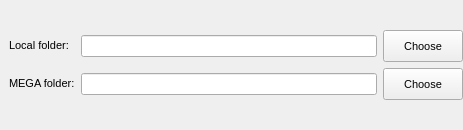
This is src/MEGASync/gui/linux/FolderBinder.ui in meganz/MEGAsync as Qt 5 draws it before an edit. The edited form follows.
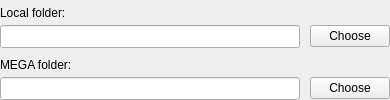
This is the edited form.

Commit message:
Adjust FolderBinder dialog according to new design
For Linux.

```diff
--- a/src/MEGASync/gui/linux/FolderBinder.ui
+++ b/src/MEGASync/gui/linux/FolderBinder.ui
@@ -2,152 +2,23 @@
 <ui version="4.0">
  <class>FolderBinder</class>
  <widget class="QWidget" name="FolderBinder">
-  <property name="geometry">
-   <rect>
-    <x>0</x>
-    <y>0</y>
-    <width>463</width>
-    <height>130</height>
-   </rect>
-  </property>
-  <property name="windowTitle">
-   <string/>
-  </property>
-  <property name="styleSheet">
-   <string notr="true">QWidget
-{
-font-size: 11px;
-}
-
-QCheckBox::indicator {
-     width: 16px;
-     height: 16px;
- }
-
-QRadioButton::indicator {
-     width: 16px;
-     height: 16px;
- }
-
-QScrollBar:horizontal {
-height: 16px;
-}
-
-QPushButton
-{
-    min-height: 24px;
-	height: 24px;
-}
-</string>
-  </property>
-  <layout class="QGridLayout" name="gridLayout">
-   <property name="leftMargin">
-    <number>0</number>
-   </property>
-   <property name="topMargin">
-    <number>0</number>
-   </property>
-   <property name="rightMargin">
-    <number>0</number>
-   </property>
-   <property name="bottomMargin">
-    <number>0</number>
-   </property>
+  <layout class="QVBoxLayout" name="verticalLayout">
    <property name="spacing">
-    <number>0</number>
-   </property>
-   <item row="0" column="0">
-    <widget class="QWidget" name="wAdvancedConfigForm" native="true">
-     <layout class="QFormLayout" name="formLayout">
-      <property name="fieldGrowthPolicy">
-       <enum>QFormLayout::AllNonFixedFieldsGrow</enum>
-      </property>
-      <property name="formAlignment">
-       <set>Qt::AlignLeading|Qt::AlignLeft|Qt::AlignVCenter</set>
-      </property>
-      <property name="horizontalSpacing">
-       <number>6</number>
-      </property>
-      <property name="verticalSpacing">
-       <number>6</number>
+    <number>5</number>
       </property>
       <property name="leftMargin">
-       <number>9</number>
+    <number>0</number>
       </property>
       <property name="topMargin">
-       <number>9</number>
+    <number>0</number>
       </property>
       <property name="rightMargin">
        <number>0</number>
       </property>
       <property name="bottomMargin">
-       <number>9</number>
-      </property>
-      <item row="2" column="0">
-       <widget class="QLabel" name="lMegaFolder">
-        <property name="focusPolicy">
-         <enum>Qt::NoFocus</enum>
-        </property>
-        <property name="text">
-         <string>MEGA folder:</string>
-        </property>
-        <property name="alignment">
-         <set>Qt::AlignBottom|Qt::AlignLeading|Qt::AlignLeft</set>
-        </property>
-       </widget>
-      </item>
-      <item row="2" column="1">
-       <layout class="QHBoxLayout" name="hLocalFolder">
+    <number>0</number>
+   </property>
         <item>
-         <widget class="QLineEdit" name="eMegaFolder">
-          <property name="enabled">
-           <bool>true</bool>
-          </property>
-          <property name="accessibleName">
-           <string>MEGA folder:</string>
-          </property>
-          <property name="readOnly">
-           <bool>true</bool>
-          </property>
-         </widget>
-        </item>
-        <item>
-         <widget class="QPushButton" name="bMegaFolder">
-          <property name="enabled">
-           <bool>true</bool>
-          </property>
-          <property name="sizePolicy">
-           <sizepolicy hsizetype="Minimum" vsizetype="Fixed">
-            <horstretch>0</horstretch>
-            <verstretch>0</verstretch>
-           </sizepolicy>
-          </property>
-          <property name="styleSheet">
-           <string notr="true"/>
-          </property>
-          <property name="text">
-           <string>Choose</string>
-          </property>
-          <property name="iconSize">
-           <size>
-            <width>16</width>
-            <height>16</height>
-           </size>
-          </property>
-          <property name="autoDefault">
-           <bool>true</bool>
-          </property>
-          <property name="default">
-           <bool>false</bool>
-          </property>
-          <property name="flat">
-           <bool>false</bool>
-          </property>
-         </widget>
-        </item>
-       </layout>
-      </item>
-      <item row="0" column="0">
        <widget class="QLabel" name="lLocalFolder">
         <property name="focusPolicy">
          <enum>Qt::NoFocus</enum>
@@ -160,18 +31,27 @@
         </property>
        </widget>
       </item>
-      <item row="0" column="1">
+   <item>
        <layout class="QHBoxLayout" name="hMegaFolder">
+     <property name="spacing">
+      <number>10</number>
+     </property>
         <item>
          <widget class="QLineEdit" name="eLocalFolder">
           <property name="enabled">
            <bool>true</bool>
           </property>
-          <property name="sizePolicy">
-           <sizepolicy hsizetype="Expanding" vsizetype="Fixed">
-            <horstretch>0</horstretch>
-            <verstretch>0</verstretch>
-           </sizepolicy>
+       <property name="minimumSize">
+        <size>
+         <width>300</width>
+         <height>23</height>
+        </size>
+       </property>
+       <property name="maximumSize">
+        <size>
+         <width>16777215</width>
+         <height>23</height>
+        </size>
           </property>
           <property name="accessibleName">
            <string>Local folder:</string>
@@ -183,52 +63,73 @@
         </item>
         <item>
          <widget class="QPushButton" name="bLocalFolder">
-          <property name="sizePolicy">
-           <sizepolicy hsizetype="Minimum" vsizetype="Fixed">
-            <horstretch>0</horstretch>
-            <verstretch>0</verstretch>
-           </sizepolicy>
+       <property name="text">
+        <string>Choose</string>
+       </property>
+       <property name="autoDefault">
+        <bool>true</bool>
+       </property>
+      </widget>
+     </item>
+    </layout>
+   </item>
+   <item>
+    <widget class="QLabel" name="lMegaFolder">
+     <property name="focusPolicy">
+      <enum>Qt::NoFocus</enum>
+     </property>
+     <property name="text">
+      <string>MEGA folder:</string>
+     </property>
+     <property name="alignment">
+      <set>Qt::AlignBottom|Qt::AlignLeading|Qt::AlignLeft</set>
+     </property>
+    </widget>
+   </item>
+   <item>
+    <layout class="QHBoxLayout" name="hLocalFolder">
+     <property name="spacing">
+      <number>10</number>
+     </property>
+     <item>
+      <widget class="QLineEdit" name="eMegaFolder">
+       <property name="enabled">
+        <bool>true</bool>
           </property>
           <property name="minimumSize">
            <size>
-            <width>0</width>
-            <height>26</height>
+         <width>300</width>
+         <height>23</height>
            </size>
           </property>
           <property name="maximumSize">
            <size>
             <width>16777215</width>
-            <height>16777215</height>
-           </size>
-          </property>
-          <property name="styleSheet">
-           <string notr="true">
-</string>
+         <height>23</height>
+        </size>
+       </property>
+       <property name="accessibleName">
+        <string>MEGA folder:</string>
+       </property>
+       <property name="readOnly">
+        <bool>true</bool>
+       </property>
+      </widget>
+     </item>
+     <item>
+      <widget class="QPushButton" name="bMegaFolder">
+       <property name="enabled">
+        <bool>true</bool>
           </property>
           <property name="text">
            <string>Choose</string>
           </property>
-          <property name="iconSize">
-           <size>
-            <width>16</width>
-            <height>16</height>
-           </size>
-          </property>
           <property name="autoDefault">
            <bool>true</bool>
           </property>
-          <property name="default">
-           <bool>false</bool>
-          </property>
-          <property name="flat">
-           <bool>false</bool>
-          </property>
          </widget>
         </item>
        </layout>
-      </item>
-     </layout>
-    </widget>
    </item>
   </layout>
  </widget>
```
Left out of the diff: 2 changed lines with no effect on the pictures. Lines whose indentation alone changed are shown as unchanged. The commit also changes 5 other files.
